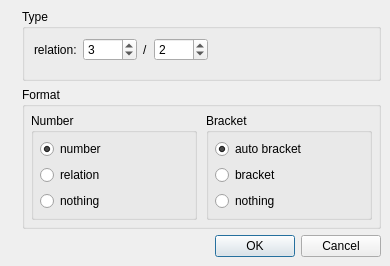
musescore/musescore-old, file mscore/mscore/tupletdialog.ui: the form before one commit.
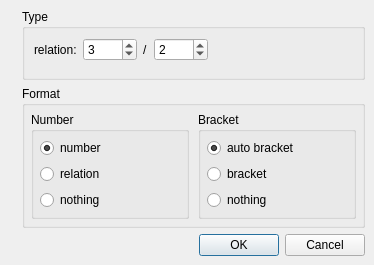
The form after the commit. Icons and pictures are not drawn.

```diff
--- a/mscore/mscore/tupletdialog.ui
+++ b/mscore/mscore/tupletdialog.ui
@@ -6,8 +6,8 @@
    <rect>
     <x>0</x>
     <y>0</y>
-    <width>390</width>
-    <height>266</height>
+    <width>374</width>
+    <height>265</height>
    </rect>
   </property>
   <property name="windowTitle">
@@ -44,7 +44,7 @@
         <string>Type</string>
        </property>
        <property name="flat">
-        <bool>false</bool>
+        <bool>true</bool>
        </property>
        <layout class="QVBoxLayout" name="verticalLayout">
         <item>
@@ -138,7 +138,7 @@
         <string>Format</string>
        </property>
        <property name="flat">
-        <bool>false</bool>
+        <bool>true</bool>
        </property>
        <layout class="QHBoxLayout">
         <property name="spacing">
```
Left out of the diff: 4 changed lines with no effect on the pictures.
